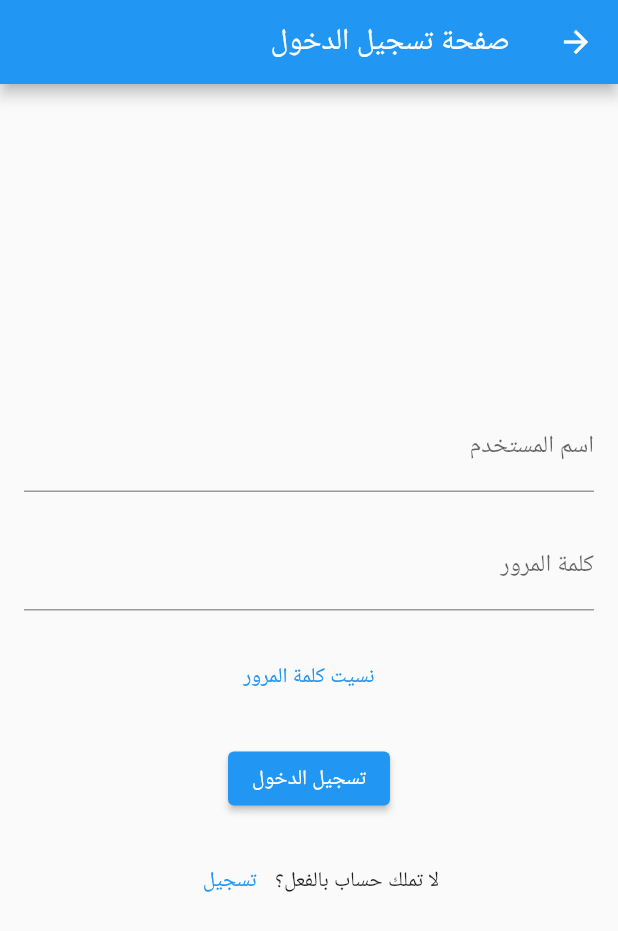
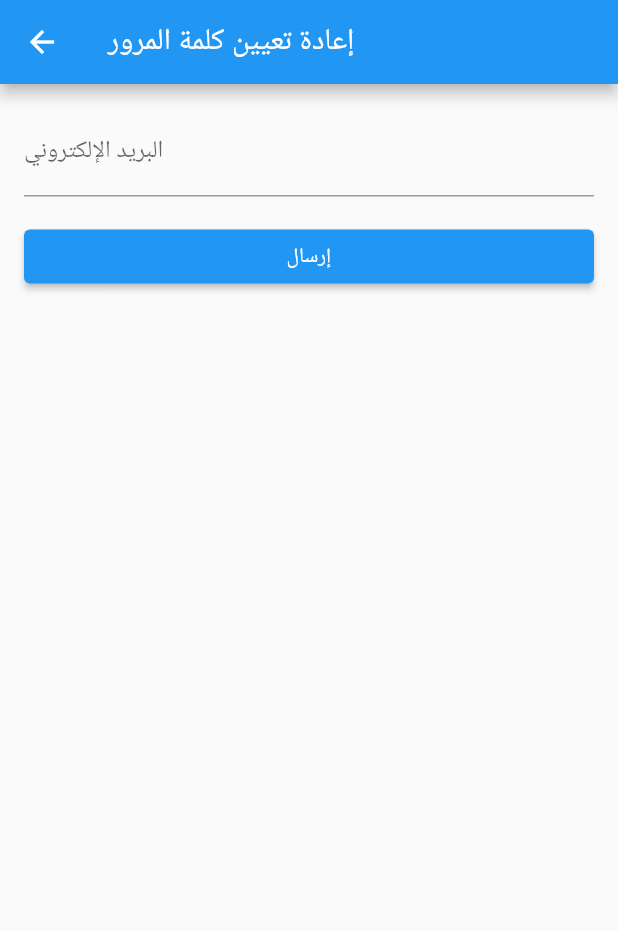
Before and after one commit to Lujain-M02/2023-GP1-6, a Flutter app: the LoginPage screen opened directly, after a tap on "نسيت كلمة المرور", on a phone screen of 412 x 824 dp. Shown: the top 931 px of the screen. Run offline on Flutter 3.47's test engine with Material 2 defaults, Android fonts, the phone set to English and light mode, and no system bars; our stand-ins replace animate_do, animated_text_kit, cloud_firestore, firebase_auth, firebase_core, font_awesome_flutter and 3 more; accounts and stored records are empty.

Commit message:
Reset password page and logic

```diff
--- a/your_story/lib/pages/login page/login.dart
+++ b/your_story/lib/pages/login page/login.dart
@@ -1,5 +1,6 @@
 import 'package:flutter/material.dart';
 import 'package:your_story/pages/mainpage.dart';
+import 'package:your_story/pages/reset_password.dart';
 import 'package:your_story/pages/signup/signup.dart';
 
 class LoginPage extends StatefulWidget {
@@ -58,7 +59,9 @@ class _LoginPageState extends State<LoginPage> {
             SizedBox(height: 20),
             TextButton(
               onPressed: () {
-                // repassword page
+                 Navigator.of(context).push(
+                                  MaterialPageRoute(builder: (_) =>  ResetPasswordPage()),
+                                );
               },
               child: Text('نسيت كلمة المرور'),
             ),
--- /dev/null
+++ b/your_story/lib/pages/reset_password.dart
@@ -0,0 +1,96 @@
+import 'package:flutter/material.dart';
+import 'package:firebase_auth/firebase_auth.dart';
+
+class ResetPasswordPage extends StatefulWidget {
+  @override
+  _ResetPasswordPageState createState() => _ResetPasswordPageState();
+}
+
+class _ResetPasswordPageState extends State<ResetPasswordPage> {
+  final _formKey = GlobalKey<FormState>();
+  final _emailController = TextEditingController();
+
+  String _errorMessage = '';
+  bool _isResettingPassword = false;
+
+  String? _validateEmail(String? value) {
+    if (value == null || value.isEmpty) {
+      return 'أدخل بريدك الإلكتروني هنا';
+    }
+    if (!RegExp(r'^[\w-]+(\.[\w-]+)*@[\w-]+(\.[\w-]+)+$').hasMatch(value)) {
+      return 'البريد الإلكتروني غير صحيح';
+    }
+    return null;
+  }
+
+  Future<void> _resetPassword() async {
+    if (_formKey.currentState!.validate()) {
+      setState(() {
+        _isResettingPassword = true;
+      });
+
+      try {
+        // Reset password using Firebase Auth API
+        await FirebaseAuth.instance.sendPasswordResetEmail(
+          email: _emailController.text,
+        );
+
+        ScaffoldMessenger.of(context).showSnackBar(
+          const SnackBar(
+            content: Text('تم إرسال رسالة إعادة تعيين  كلمة المرور إلى بريدك الإلكتروني'),
+          ),
+        );
+      } catch (error) {
+        setState(() {
+          _errorMessage = error.toString();
+        });
+      }
+
+      setState(() {
+        _isResettingPassword = false;
+      });
+    }
+  }
+
+  @override
+  Widget build(BuildContext context) {
+    return Scaffold(
+      appBar: AppBar(
+        title: const Text('إعادة تعيين كلمة المرور'),
+      ),
+      body: Padding(
+        padding: const EdgeInsets.all(16.0),
+        child: Form(
+          key: _formKey,
+          child: Column(
+            crossAxisAlignment: CrossAxisAlignment.stretch,
+            children: [
+              TextFormField(
+                controller: _emailController,
+                keyboardType: TextInputType.emailAddress,
+                validator: _validateEmail,
+                decoration: const InputDecoration(
+                  labelText: "البريد الإلكتروني",
+                ),
+              ),
+              const SizedBox(height: 16.0),
+              ElevatedButton(
+                onPressed: _isResettingPassword ? null : _resetPassword,
+                child: _isResettingPassword
+                    ? const CircularProgressIndicator()
+                    : const Text("إرسال"),
+              ),
+              const SizedBox(height: 16.0),
+              Text(
+                _errorMessage,
+                style: const TextStyle(
+                  color: Colors.red,
+                ),
+              ),
+            ],
+          ),
+        ),
+      ),
+    );
+  }
+}
```
